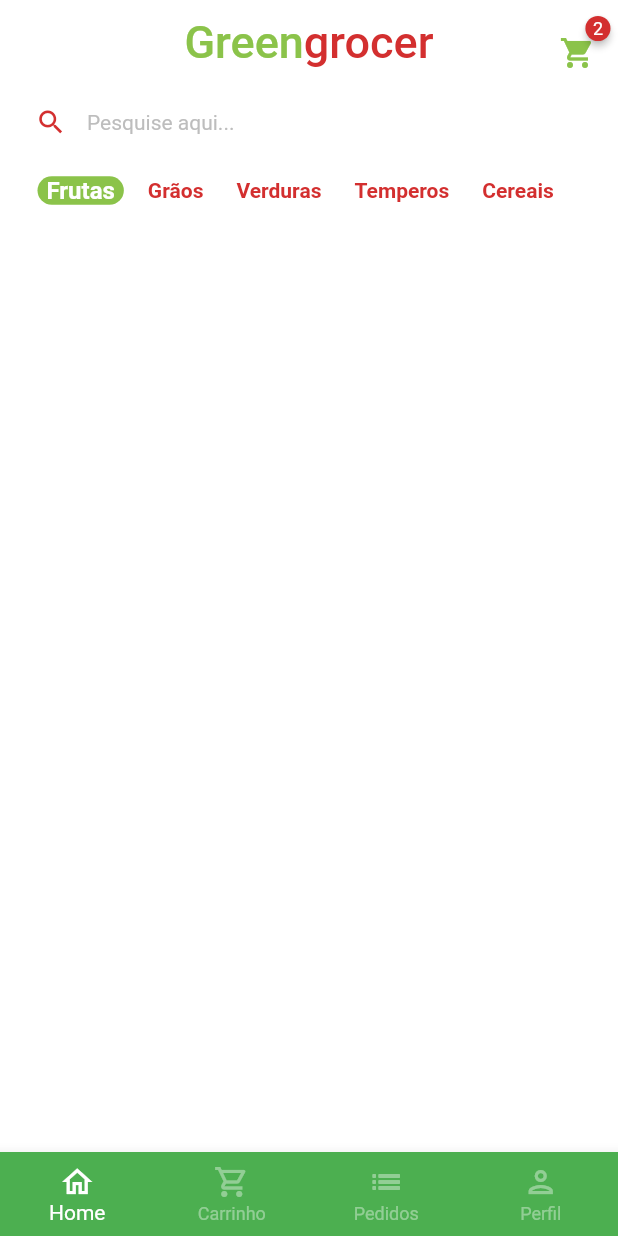
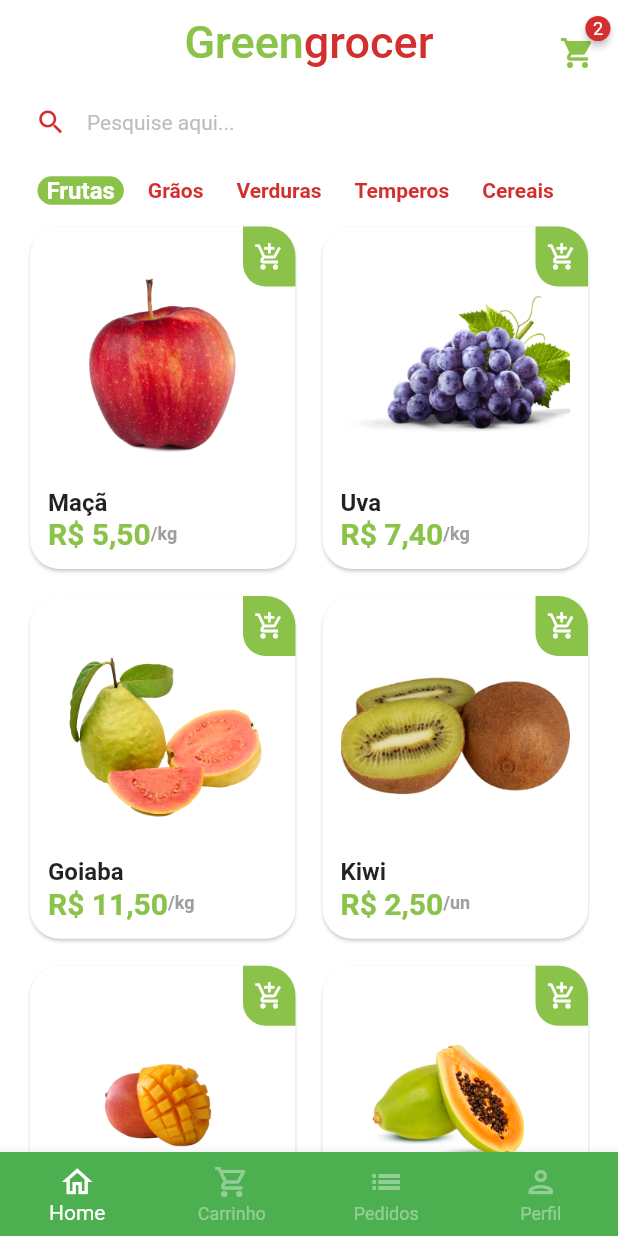
Before and after one commit to o-Angelo/flutter-and-getX, a Flutter app: the BaseScreen screen opened directly, on a phone screen of 412 x 824 dp. Run offline on Flutter 3.47's test engine with Material 2 defaults, Android fonts, the phone set to English and light mode, and no system bars; drawn by our look-alikes of badges; our stand-ins replace animated_text_kit, mask_text_input_formatter.

Commit message:
Home UI | Finished

```diff
--- a/lib/src/config/app_data.dart
+++ b/lib/src/config/app_data.dart
@@ -47,7 +47,7 @@ ItemModel mango = ItemModel(
 
 ItemModel papaya = ItemModel(
   imgUrl: 'assets/fruits/papaya.png',
-  itemName: 'Mamão papaya',
+  itemName: 'Mamão Papaya',
   price: 8,
   unit: 'kg',
   description:
--- /dev/null
+++ b/lib/src/pages/home/components/item_tile.dart
@@ -0,0 +1,91 @@
+import 'package:flutter/material.dart';
+import 'package:quitanda/src/config/custom_colors.dart';
+import 'package:quitanda/src/models/item_model.dart';
+import 'package:quitanda/src/services/utils_services.dart';
+
+class ItemTile extends StatelessWidget {
+  ItemTile({super.key, required this.item});
+
+  final ItemModel item;
+
+  final UtilsServices utilsServices = UtilsServices();
+
+  @override
+  Widget build(BuildContext context) {
+    return Stack(
+      children: [
+        Card(
+          elevation: 1,
+          shadowColor: Colors.grey.shade300,
+          shape: RoundedRectangleBorder(
+            borderRadius: BorderRadius.circular(20),
+          ),
+          child: Padding(
+            padding: const EdgeInsets.all(12),
+            child: Column(
+              crossAxisAlignment: CrossAxisAlignment.stretch,
+              children: [
+                // Imagem
+                Expanded(child: Image.asset(item.imgUrl)),
+
+                // Nome
+                Text(
+                  item.itemName,
+                  style: const TextStyle(
+                    fontSize: 16,
+                    fontWeight: FontWeight.bold,
+                  ),
+                ),
+
+                // Preço - unidade
+                Row(
+                  children: [
+                    Text(
+                      utilsServices.priceToCurrency(item.price),
+                      style: TextStyle(
+                        fontWeight: FontWeight.bold,
+                        fontSize: 20,
+                        color: CustomColors.customSwatchColor,
+                      ),
+                    ),
+                    Text(
+                      '/${item.unit}',
+                      style: TextStyle(
+                        fontWeight: FontWeight.bold,
+                        fontSize: 12,
+                        color: Colors.grey.shade500,
+                      ),
+                    ),
+                  ],
+                )
+              ],
+            ),
+          ),
+        ),
+        Positioned(
+          top: 4,
+          right: 4,
+          child: GestureDetector(
+            onTap: () {},
+            child: Container(
+              width: 35,
+              height: 40,
+              decoration: BoxDecoration(
+                color: CustomColors.customSwatchColor,
+                borderRadius: const BorderRadius.only(
+                  bottomLeft: Radius.circular(15),
+                  topRight: Radius.circular(20),
+                ),
+              ),
+              child: const Icon(
+                Icons.add_shopping_cart_outlined,
+                color: Colors.white,
+                size: 20,
+              ),
+            ),
+          ),
+        )
+      ],
+    );
+  }
+}
--- a/lib/src/pages/home/home_tab.dart
+++ b/lib/src/pages/home/home_tab.dart
@@ -1,8 +1,10 @@
 import 'package:flutter/material.dart';
 import 'package:badges/badges.dart';
-import 'package:quitanda/src/config/app_data.dart';
+// ignore: library_prefixes
+import 'package:quitanda/src/config/app_data.dart' as appData;
 import 'package:quitanda/src/config/custom_colors.dart';
 import 'package:quitanda/src/pages/home/components/category_tile.dart';
+import 'package:quitanda/src/pages/home/components/item_tile.dart';
 
 // ignore: must_be_immutable
 class HomeTab extends StatefulWidget {
@@ -111,17 +113,35 @@ class _HomeTabState extends State<HomeTab> {
                 return CategoryTile(
                   onPressed: () {
                     setState(() {
-                      selectedCategory = categories[index];
+                      selectedCategory = appData.categories[index];
                     });
                   },
-                  category: categories[index],
-                  isSelected: categories[index] == selectedCategory,
+                  category: appData.categories[index],
+                  isSelected: appData.categories[index] == selectedCategory,
                 );
               },
               separatorBuilder: (context, index) => const SizedBox(width: 10),
-              itemCount: categories.length,
+              itemCount: appData.categories.length,
             ),
-          )
+          ),
+
+          // Grid View
+          Expanded(
+            child: GridView.builder(
+              padding: const EdgeInsets.fromLTRB(16, 0, 16, 16),
+              physics: const BouncingScrollPhysics(),
+              gridDelegate: const SliverGridDelegateWithFixedCrossAxisCount(
+                crossAxisCount: 2,
+                mainAxisSpacing: 10,
+                crossAxisSpacing: 10,
+                childAspectRatio: 9 / 11.5,
+              ),
+              itemCount: appData.items.length,
+              itemBuilder: (context, index) => ItemTile(
+                item: appData.items[index],
+              ),
+            ),
+          ),
         ],
       ),
     );
--- /dev/null
+++ b/lib/src/services/utils_services.dart
@@ -0,0 +1,10 @@
+import 'package:intl/intl.dart';
+
+class UtilsServices {
+  // Retornar R$ + Valor
+  String priceToCurrency(double price) {
+    NumberFormat numberFormat = NumberFormat.simpleCurrency(locale: 'pt_BR');
+
+    return numberFormat.format(price);
+  }
+}
--- a/pubspec.yaml
+++ b/pubspec.yaml
@@ -39,6 +39,7 @@ dependencies:
   animated_text_kit: ^4.2.2
   mask_text_input_formatter: ^2.5.0
   badges:
+  intl: ^0.18.1
 
 dev_dependencies:
   flutter_test:
```
Also changed, not shown: pubspec.lock.
